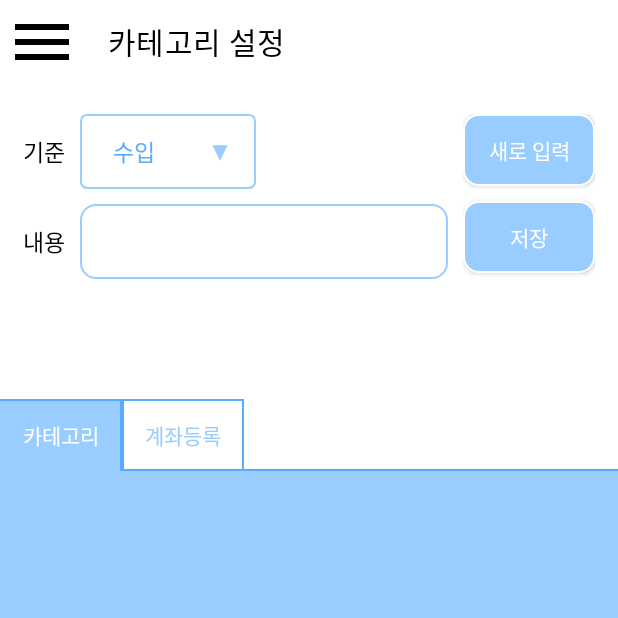
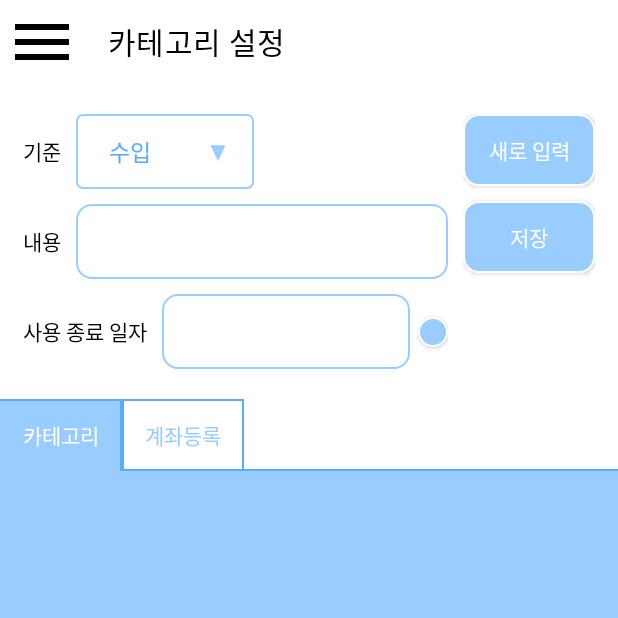
Before and after one commit to minGom0302/AccountBook, an Android app: the screen it shows after launch (MainActivity), in the side drawer, after a tap on "카테고리 설정", on a phone screen of 412 x 824 dp, the top half of it. Run offline under Robolectric (Android 15) with nearby library versions, the phone set to English and light mode, and no system bars; our stand-ins replace data binding; libraries missing offline, so code that uses them is left out: com.prolificinteractive.materialcalendarview; 7 statements that could not run were skipped.

Commit message:
0508_create category end day function

```diff
--- a/app/src/main/java/com/example/accountbook/fragment/CategorySettingFragment.java
+++ b/app/src/main/java/com/example/accountbook/fragment/CategorySettingFragment.java
@@ -1,12 +1,16 @@
 package com.example.accountbook.fragment;
 
+import static android.app.Activity.RESULT_OK;
 import static android.content.Context.INPUT_METHOD_SERVICE;
 
 import android.annotation.SuppressLint;
 import android.app.AlertDialog;
+import android.content.Intent;
 import android.graphics.Color;
 import android.os.Bundle;
 
+import androidx.activity.result.ActivityResultLauncher;
+import androidx.activity.result.contract.ActivityResultContracts;
 import androidx.annotation.NonNull;
 import androidx.databinding.DataBindingUtil;
 import androidx.fragment.app.Fragment;
@@ -24,6 +28,7 @@ import android.widget.RadioGroup;
 import android.widget.Toast;
 
 import com.example.accountbook.R;
+import com.example.accountbook.activity.Popup_DatePicker;
 import com.example.accountbook.adapter.CategoryAdapter_01;
 import com.example.accountbook.adapter.SpinnerAdapter;
 import com.example.accountbook.databinding.FragmentCategorySettingBinding;
@@ -33,6 +38,7 @@ import com.example.accountbook.viewmodel.UserViewModel;
 
 import java.util.ArrayList;
 import java.util.Arrays;
+import java.util.Calendar;
 import java.util.Collections;
 import java.util.List;
 
@@ -42,12 +48,13 @@ public class CategorySettingFragment extends Fragment implements RadioGroup.OnCh
     private FragmentCategorySettingBinding binding;
     private List<String[]> categoryList01;
     private List<String[]> categoryList02;
-    private List<String[]> dayList;
     private List<CategoryDTO> categoryDTOS;
-    private String payDay, category01, category02;
+    private String category01, category02;
+    private int year, month;
     private InputMethodManager imm;
     private CategoryAdapter_01 adapter_01;
     private int rbCheckValue = 0;
+    private final Calendar calendar = Calendar.getInstance();
 
     @Override
     public View onCreateView(@NonNull LayoutInflater inflater, ViewGroup container, Bundle savedInstanceState) {
@@ -64,6 +71,8 @@ public class CategorySettingFragment extends Fragment implements RadioGroup.OnCh
     private void init() {
         imm = (InputMethodManager) requireActivity().getSystemService(INPUT_METHOD_SERVICE);
         adapter_01 = new CategoryAdapter_01(null);
+        year = calendar.get(Calendar.YEAR);
+        month = calendar.get(Calendar.MONTH);
         // 클릭 이벤트 설정
         binding.settingLayout.setOnClickListener(v -> hideKeyboard());
 
@@ -89,18 +98,19 @@ public class CategorySettingFragment extends Fragment implements RadioGroup.OnCh
             binding.f04ContentsEt.setEnabled(false);
             binding.f04SpinnerCategory01.setEnabled(false);
             binding.f04SpinnerCategory02.setEnabled(false);
-            binding.f04SpinnerDay.setEnabled(false);
+            binding.f04EndDayTv.setEnabled(false);
+            binding.f04EndDayTv.setText("");
 
             // recyclerview item 클릭 시 발생할 이벤트 > adapter 작성한 내용을 가져와서 작성
             adapter_01.setOnItemClickListener((v, categoryDTO) -> {
-                binding.f04SpinnerDay.setSelection(Arrays.binarySearch(dayList.get(1), categoryDTO.getPayDay()));
                 binding.f04SpinnerCategory01.setSelection(Arrays.asList(categoryList01.get(0)).indexOf(categoryDTO.getCategory01()));
                 binding.f04SpinnerCategory02.setSelection(Arrays.asList(categoryList02.get(0)).indexOf(categoryDTO.getCategory02()));
                 binding.f04ContentsEt.setText(categoryDTO.getContents());
+                binding.f04EndDayTv.setText(String.valueOf(categoryDTO.getStrEndDay()));
                 binding.f04ContentsEt.setEnabled(false);
                 binding.f04SpinnerCategory01.setEnabled(false);
                 binding.f04SpinnerCategory02.setEnabled(false);
-                binding.f04SpinnerDay.setEnabled(false);
+                binding.f04EndDayTv.setEnabled(false);
                 binding.f04SaveBtn.setEnabled(false);
             });
             // recyclerview delete btn 클릭 시 발생할 이벤트
@@ -109,27 +119,45 @@ public class CategorySettingFragment extends Fragment implements RadioGroup.OnCh
             );
         });
 
+        // end day 클릭 이벤트
+        binding.f04EndDayTv.setOnClickListener(v -> {
+            Intent intent = new Intent(getContext(), Popup_DatePicker.class);
+            intent.putExtra("year", year);
+            intent.putExtra("month", month);
+            Popup_datePickerResult.launch(intent);
+        });
+
+        // infoBtn 클릭 이벤트
+        binding.f04InfoBtn.setOnClickListener(v ->
+            showDialog(3, "지정한 일자까지만 해당 카테고리와 입력한 가계부 정보가 보여집니다.\n빈칸으로 입력하면 제한 없이 계속 보여집니다.", null)
+        );
         // 버튼 클릭 이벤트
         binding.f04NewBtn.setOnClickListener(v -> {
             hideKeyboard();
+            binding.f04EndDayTv.setText("");
+            binding.f04EndDayTv.setEnabled(true);
             binding.f04ContentsEt.setText("");
             binding.f04ContentsEt.setEnabled(true);
             binding.f04SpinnerCategory01.setEnabled(true);
             binding.f04SpinnerCategory02.setEnabled(true);
-            binding.f04SpinnerDay.setEnabled(true);
             binding.f04SaveBtn.setEnabled(true);
-            binding.f04SpinnerDay.setSelection(0);
             binding.f04SpinnerCategory01.setSelection(0);
             binding.f04SpinnerCategory02.setSelection(0);
         });
         binding.f04SaveBtn.setOnClickListener(v -> { // 새로운 카테고리/계좌 정보 저장
             hideKeyboard();
             if(binding.f04ContentsEt.getText().length() == 0) {
-                showDialog(99, "내용을 입력해주시기 바랍니다.", null);
+                showDialog(3, "내용을 입력해주시기 바랍니다.", null);
                 return;
             }
+            int endDay;
+            if (binding.f04EndDayTv.getText().toString().equals("")) {
+                endDay = 999999;
+            } else {
+                endDay = Integer.parseInt(binding.f04EndDayTv.getText().toString().replaceAll("-", ""));
+            }
             CategoryDTO insertDto = new CategoryDTO(userViewModel.getUserSeq(), category01 + category02 + String.format("%02d", categoryDTOS.size()+1)
-                                                    , category01 , category02, binding.f04ContentsEt.getText().toString(), payDay);
+                                                    , category01 , category02, binding.f04ContentsEt.getText().toString(), endDay);
             showDialog(2, "입력한 정보로 저장하시겠습니까?", insertDto);
         });
     }
@@ -137,12 +165,7 @@ public class CategorySettingFragment extends Fragment implements RadioGroup.OnCh
 
     // 스피너 설정
     private void spinnerSetting() {
-        // 날짜 스피너 설정
-        dayList = viewModel.getDayList();
-        SpinnerAdapter dayAdapter = new SpinnerAdapter(dayList.get(0), dayList.get(1), getContext(), 1);
-        binding.f04SpinnerDay.setAdapter(dayAdapter);
         // 스피너들 설정
-        binding.f04SpinnerDay.setDropDownVerticalOffset(80);
         binding.f04SpinnerCategory01.setDropDownVerticalOffset(80);
         binding.f04SpinnerCategory02.setDropDownVerticalOffset(80);
 
@@ -155,19 +178,6 @@ public class CategorySettingFragment extends Fragment implements RadioGroup.OnCh
         viewModel.getCategoryList02().observe(getViewLifecycleOwner(), categoryList02 -> {
             this.categoryList02 = categoryList02;
             setCategory(1);
-        });
-
-        // 날짜 스피너 선택에 따른 행동 설정
-        binding.f04SpinnerDay.setOnItemSelectedListener(new AdapterView.OnItemSelectedListener() {
-            @Override
-            public void onItemSelected(AdapterView<?> adapterView, View view, int i, long l) {
-                hideKeyboard();
-                payDay = dayList.get(1)[i];
-            }
-            @Override
-            public void onNothingSelected(AdapterView<?> adapterView) {
-                hideKeyboard();
-            }
         });
         // 수입/지출/계좌/카드 선택에 따른 행동 설정
         binding.f04SpinnerCategory01.setOnItemSelectedListener(new AdapterView.OnItemSelectedListener() {
@@ -182,10 +192,7 @@ public class CategorySettingFragment extends Fragment implements RadioGroup.OnCh
                     visible = View.VISIBLE;
                 } else {
                     visible = View.INVISIBLE;
-                    binding.f04SpinnerDay.setSelection(0);
                 }
-                binding.f04PayDayTv.setVisibility(visible);
-                binding.f04SpinnerDay.setVisibility(visible);
                 binding.f04SpinnerCategory02.setVisibility(visible);
             }
             @Override
@@ -232,7 +239,8 @@ public class CategorySettingFragment extends Fragment implements RadioGroup.OnCh
         binding.f04ContentsEt.setEnabled(true);
         binding.f04SpinnerCategory01.setEnabled(true);
         binding.f04SpinnerCategory02.setEnabled(true);
-        binding.f04SpinnerDay.setEnabled(true);
+        binding.f04EndDayTv.setText("");
+        binding.f04EndDayTv.setEnabled(true);
     }
 
 
@@ -245,13 +253,22 @@ public class CategorySettingFragment extends Fragment implements RadioGroup.OnCh
     // Dialog 보여주기
     private void showDialog(int cnd, String msg, CategoryDTO dto) {
         AlertDialog.Builder builder = new AlertDialog.Builder(getContext(), R.style.DialogTheme);
-        builder.setTitle("안내").setMessage(msg);
-        builder.setPositiveButton("예", ((dialogInterface, i) -> {
-            if(cnd == 0) showDialog(1, "'" + dto.getContents() + "' (으)로 등록한 가계부 정보도 모두 삭제됩니다.\n그래도 삭제하시겠습니까?", dto);
-            else if(cnd == 1) viewModel.deleteCategory(dto, rbCheckValue);
-            else if(cnd == 2) viewModel.insertCategory(dto, rbCheckValue);
-        }));
-        builder.setNegativeButton("아니오", ((dialogInterface, i) -> { }));
+        if(cnd == 0 || cnd == 1) {
+            builder.setTitle("경고").setMessage(msg);
+        } else {
+            builder.setTitle("안내").setMessage(msg);
+        }
+        if(cnd != 3) {
+            builder.setPositiveButton("예", ((dialogInterface, i) -> {
+                if (cnd == 0)
+                    showDialog(1, "'" + dto.getContents() + "' (으)로 등록한 가계부 정보도 모두 삭제됩니다.\n그래도 삭제하시겠습니까?", dto);
+                else if (cnd == 1) viewModel.deleteCategory(dto, rbCheckValue);
+                else if (cnd == 2) viewModel.insertCategory(dto, rbCheckValue);
+            }));
+            builder.setNegativeButton("아니오", ((dialogInterface, i) -> { }));
+        } else {
+            builder.setPositiveButton("확인", (((dialogInterface, i) -> { })));
+        }
 
         AlertDialog dialog = builder.create();
         dialog.setOnShowListener(dialogInterface -> {
@@ -260,4 +277,16 @@ public class CategorySettingFragment extends Fragment implements RadioGroup.OnCh
         });
         dialog.show();
     }
+
+
+    // startActivityForResult가 deprecated 되어 사용하지 않고 아래 방식으로 사용함 > 월 바꾼 것을 리턴받아 자료를 다시 가져옴
+    @SuppressLint({"DefaultLocale", "SetTextI18n"})
+    private final ActivityResultLauncher<Intent> Popup_datePickerResult = registerForActivityResult(new ActivityResultContracts.StartActivityForResult(), result -> {
+        if(result.getResultCode() == RESULT_OK) {
+            assert result.getData() != null;
+            this.year = result.getData().getIntExtra("year", calendar.get(Calendar.YEAR));
+            this.month = result.getData().getIntExtra("month", calendar.get(Calendar.MONTH));
+            binding.f04EndDayTv.setText(year + "-" + String.format("%02d", month));
+        }
+    });
 }
--- a/app/src/main/java/com/example/accountbook/item/RetrofitAPI.java
+++ b/app/src/main/java/com/example/accountbook/item/RetrofitAPI.java
@@ -42,7 +42,7 @@ public interface RetrofitAPI {
             @Query("category01") String category01,
             @Query("category02") String category02,
             @Query("contents") String contents,
-            @Query("payDay") String payDay
+            @Query("endDay") int endDay
     );
 
     @DELETE("category/delete/{seq}")
--- a/app/src/main/java/com/example/accountbook/model/CategorySettingModel.java
+++ b/app/src/main/java/com/example/accountbook/model/CategorySettingModel.java
@@ -33,18 +33,6 @@ public class CategorySettingModel {
     }
 
 
-    public List<String[]> dayValueWithCode() {
-        String[] dayCode = activity.getResources().getStringArray(R.array.code_day_array);
-        String[] dayValue = activity.getResources().getStringArray(R.array.day_array);
-
-        List<String[]> dayList = new ArrayList<>();
-        dayList.add(dayCode);
-        dayList.add(dayValue);
-
-        return dayList;
-    }
-
-
     public List<String[]> categoryValueWithCode01(int type) {
         List<String[]> categoryList01 = new ArrayList<>();
 
@@ -75,9 +63,9 @@ public class CategorySettingModel {
 
             categoryList02.add(categoryCodeIn);
             categoryList02.add(categoryValueIn);
-        } else { // 카테고리가 지출이 아닐경우 카테고리2가 가려지기 때문에 day로 하여 셋팅값을 00으로 맞추기
-            String[] dayCode = activity.getResources().getStringArray(R.array.code_day_array);
-            String[] dayValue = activity.getResources().getStringArray(R.array.day_array);
+        } else { // 카테고리가 지출이 아닐경우 카테고리2가 가려지기 때문에 셋팅값을 00으로 맞추기
+            String[] dayCode = {"00"};
+            String[] dayValue = {""};
 
             categoryList02.add(dayCode);
             categoryList02.add(dayValue);
@@ -93,7 +81,19 @@ public class CategorySettingModel {
             @Override
             public void onResponse(@NonNull Call<List<CategoryDTO>> call, @NonNull Response<List<CategoryDTO>> response) {
                 if(response.isSuccessful() && response.body() != null) {
-                    categoryList.setValue(response.body());
+                    List<CategoryDTO> dtoList = new ArrayList<>();
+                    for(CategoryDTO dto : response.body()) {
+                        if(dto.getEndDay() == 999999) {
+                            dto.setStrEndDay("");
+                        } else {
+                            StringBuilder buffer = new StringBuilder(String.valueOf(dto.getEndDay()));
+                            buffer.insert(4, "-");
+                            dto.setStrEndDay(buffer.toString());
+                        }
+                        dtoList.add(dto);
+                    }
+
+                    categoryList.setValue(dtoList);
                 }
             }
 
@@ -124,15 +124,9 @@ public class CategorySettingModel {
     }
 
 
-    // 중분류 사용 여부 저장
-    public void setSpendingTypeUse(boolean isUse) {
-        spClient.setSpendingTypeUse(isUse);
-    }
-
-
     // insert category by api
     public void insertCategory(CategoryDTO dto) {
-        api.insertCategoryInfo(dto.getUserSeq(), dto.getCode(), dto.getCategory01(), dto.getCategory02(), dto.getContents(), dto.getPayDay()).enqueue(new Callback<Integer>() {
+        api.insertCategoryInfo(dto.getUserSeq(), dto.getCode(), dto.getCategory01(), dto.getCategory02(), dto.getContents(), dto.getEndDay()).enqueue(new Callback<Integer>() {
             @Override
             public void onResponse(@NonNull Call<Integer> call, @NonNull Response<Integer> response) {
                 setCategoryList();
@@ -154,4 +148,8 @@ public class CategorySettingModel {
     public boolean getSpendingTypeUse() { return spClient.getSpendingTypeUse(); }
     public boolean getIsChangeCa() { return spClient.getIsChangeCa(); }
     public void setIsChangeCa(boolean isChangeCa) { spClient.setIsChangeCa(isChangeCa); }
+    // 중분류 사용 여부 저장
+    public void setSpendingTypeUse(boolean isUse) {
+        spClient.setSpendingTypeUse(isUse);
+    }
 }
--- a/app/src/main/java/com/example/accountbook/viewmodel/CategorySettingViewModel.java
+++ b/app/src/main/java/com/example/accountbook/viewmodel/CategorySettingViewModel.java
@@ -19,7 +19,6 @@ import java.util.Objects;
 
 public class CategorySettingViewModel extends ViewModel {
     private CategorySettingModel model;
-    private List<String[]> dayList;
     private MutableLiveData<List<CategoryDTO>> categoryList ;
     private final MutableLiveData<List<String[]>> categoryList01 = new MutableLiveData<>();
     private final MutableLiveData<List<String[]>> categoryList02 = new MutableLiveData<>();
@@ -29,7 +28,6 @@ public class CategorySettingViewModel extends ViewModel {
     public void setViewModel(Activity activity, LifecycleOwner owner) {
         model = new CategorySettingModel(activity);
 
-        dayList = model.dayValueWithCode();
         categoryList = model.getCategoryList(); // model에 있는 list와 연결
         categoryList.observe(owner, categoryDTOS -> setCategoryList(categoryListInteger));
 
@@ -41,11 +39,6 @@ public class CategorySettingViewModel extends ViewModel {
     public void valueSettings(int type, int categoryType) {
         categoryList01.setValue(model.categoryValueWithCode01(type));
         categoryList02.setValue(model.categoryValueWithCode02(type, categoryType));
-    }
-
-    // 날짜 넘기기
-    public List<String[]> getDayList() {
-        return dayList;
     }
 
     // 카테고리/계좌의 값 넘기기
--- a/app/src/main/res/layout/fragment_category_setting.xml
+++ b/app/src/main/res/layout/fragment_category_setting.xml
@@ -34,7 +34,7 @@
                         android:layout_width="wrap_content"
                         android:layout_gravity="center"
                         android:text="@string/criteria"
-                        android:textSize="15sp"
+                        android:textSize="14sp"
                         android:textColor="@color/black" />
                     <Spinner
                         android:id="@+id/f04_spinnerCategory01"
@@ -64,7 +64,7 @@
                         android:layout_width="wrap_content"
                         android:layout_gravity="center"
                         android:text="@string/contents"
-                        android:textSize="15sp"
+                        android:textSize="14sp"
                         android:textColor="@color/black"/>
 
                     <EditText
@@ -76,7 +76,7 @@
                         android:layout_gravity="center_vertical"
                         android:padding="10dp"
                         android:background="@drawable/background_rectangle"
-                        android:textSize="15sp"
+                        android:textSize="14sp"
                         android:textColor="@color/light_blue02"
                         android:inputType="text"
                         android:imeOptions="actionDone"
@@ -91,20 +91,29 @@
                     android:layout_weight="1"
                     android:orientation="horizontal">
                     <TextView
-                        android:id="@+id/f04_payDayTv"
                         android:layout_height="wrap_content"
                         android:layout_width="wrap_content"
                         android:layout_gravity="center"
-                        android:text="@string/payDay"
-                        android:textSize="15sp"
+                        android:text="@string/endDay"
+                        android:textSize="14sp"
                         android:textColor="@color/black"/>
-                    <Spinner
-                        android:id="@+id/f04_spinnerDay"
+                    <TextView
+                        android:id="@+id/f04_endDayTv"
                         android:layout_height="match_parent"
-                        android:layout_width="100dp"
+                        android:layout_width="0dp"
+                        android:layout_weight="1"
                         android:layout_marginStart="10dp"
-                        android:background="@drawable/spinner_frame01"
-                        android:spinnerMode="dropdown" />
+                        android:padding="10dp"
+                        android:gravity="center"
+                        android:textColor="@color/light_blue02"
+                        android:background="@drawable/background_rectangle" />
+                    <androidx.appcompat.widget.AppCompatButton
+                        android:id="@+id/f04_infoBtn"
+                        android:layout_width="20dp"
+                        android:layout_height="20dp"
+                        android:layout_marginStart="5dp"
+                        android:background="@drawable/btn_click01"
+                        android:scaleType="fitCenter" />
                 </LinearLayout>
             </LinearLayout>
 
@@ -127,8 +136,8 @@
                     android:layout_marginTop="10dp"
                     android:background="@drawable/btn_click01"
                     android:text="@string/save"
-                    android:textColor="@color/white"/>
-           </LinearLayout>
+                    android:textColor="@color/white"/>/
+            </LinearLayout>
         </LinearLayout>
 
         <LinearLayout
--- a/app/src/main/res/layout/recyclerview_category_01.xml
+++ b/app/src/main/res/layout/recyclerview_category_01.xml
@@ -53,7 +53,7 @@
             android:maxLines="1"
             android:ellipsize="end" />
         <TextView
-            android:id="@+id/reCa_payDayTv"
+            android:id="@+id/reCa_endDayTv"
             android:layout_width="0dp"
             android:layout_height="wrap_content"
             android:layout_weight="0.4"
--- a/app/src/main/res/values/spinner_code_day.xml
+++ /dev/null
@@ -1,37 +0,0 @@
-<?xml version="1.0" encoding="utf-8"?>
-<resources>
-    <string-array name="code_day_array">
-        <item>00</item>
-        <item>01</item>
-        <item>02</item>
-        <item>03</item>
-        <item>04</item>
-        <item>05</item>
-        <item>06</item>
-        <item>07</item>
-        <item>08</item>
-        <item>09</item>
-        <item>10</item>
-        <item>11</item>
-        <item>12</item>
-        <item>13</item>
-        <item>14</item>
-        <item>15</item>
-        <item>16</item>
-        <item>17</item>
-        <item>18</item>
-        <item>19</item>
-        <item>20</item>
-        <item>21</item>
-        <item>22</item>
-        <item>23</item>
-        <item>24</item>
-        <item>25</item>
-        <item>26</item>
-        <item>27</item>
-        <item>28</item>
-        <item>29</item>
-        <item>30</item>
-        <item>31</item>
-    </string-array>
-</resources>
--- a/app/src/main/res/values/spinner_day_array.xml
+++ /dev/null
@@ -1,37 +0,0 @@
-<?xml version="1.0" encoding="utf-8"?>
-<resources>
-    <string-array name="day_array">
-        <item> </item>
-        <item>01일</item>
-        <item>02일</item>
-        <item>03일</item>
-        <item>04일</item>
-        <item>05일</item>
-        <item>06일</item>
-        <item>07일</item>
-        <item>08일</item>
-        <item>09일</item>
-        <item>10일</item>
-        <item>11일</item>
-        <item>12일</item>
-        <item>13일</item>
-        <item>14일</item>
-        <item>15일</item>
-        <item>16일</item>
-        <item>17일</item>
-        <item>18일</item>
-        <item>19일</item>
-        <item>20일</item>
-        <item>21일</item>
-        <item>22일</item>
-        <item>23일</item>
-        <item>24일</item>
-        <item>25일</item>
-        <item>26일</item>
-        <item>27일</item>
-        <item>28일</item>
-        <item>29일</item>
-        <item>30일</item>
-        <item>말일</item>
-    </string-array>
-</resources>
--- a/app/src/main/res/values/strings.xml
+++ b/app/src/main/res/values/strings.xml
@@ -45,6 +45,7 @@
     <string name="semiCategory03">준변동비</string>
     <string name="register">등록하기</string>
     <string name="bankAndCard">계좌/카드</string>
+    <string name="endDay">사용 종료 일자</string>
 
 
     <string name="text01">※ 둘 중 하나 선택</string>
```
Also changed, not shown: app/src/main/java/com/example/accountbook/adapter/CategoryAdapter_01.java (+6 -3 lines), app/src/main/java/com/example/accountbook/dto/CategoryDTO.java (+14 -7 lines), app/src/main/res/layout/activity_input_output.xml (+3 -6 lines).
